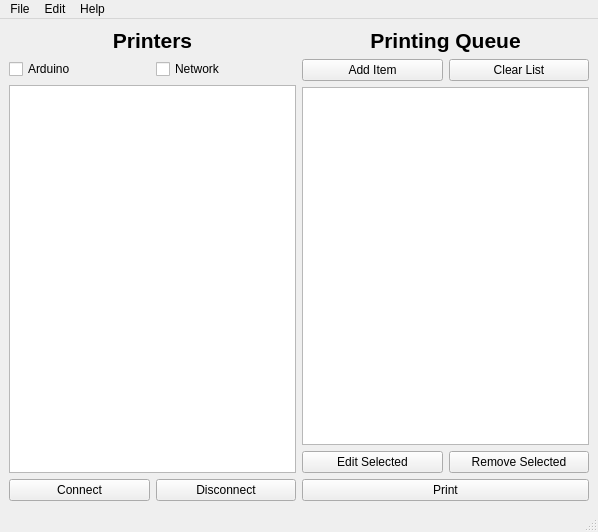
First picture: the form in UIFiles/PrintProgramUI.ui, repository sciencefreak500/3DPrinterSoftware, before the edit.
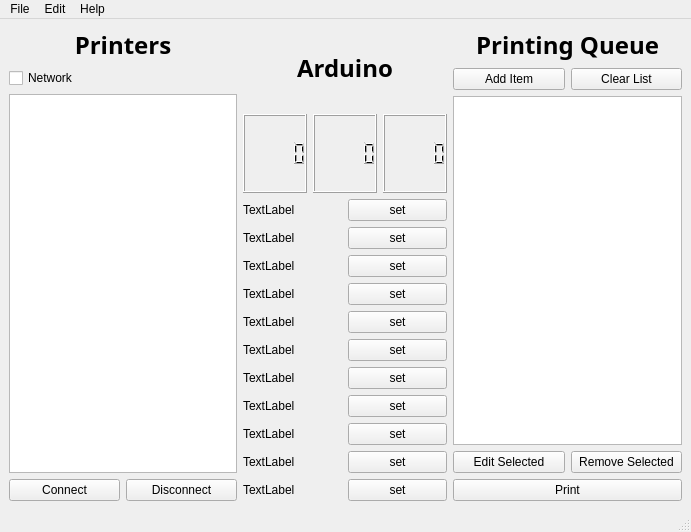
Second picture: the form after the edit.

Diff of the .ui file:
```diff
--- a/UIFiles/PrintProgramUI.ui
+++ b/UIFiles/PrintProgramUI.ui
@@ -6,7 +6,7 @@
    <rect>
     <x>0</x>
     <y>0</y>
-    <width>598</width>
+    <width>691</width>
     <height>532</height>
    </rect>
   </property>
@@ -23,8 +23,8 @@
          <widget class="QLabel" name="lbl_Printers">
           <property name="font">
            <font>
-            <family>Tahoma</family>
-            <pointsize>16</pointsize>
+            <family>Laksaman</family>
+            <pointsize>18</pointsize>
             <weight>75</weight>
             <italic>false</italic>
             <bold>true</bold>
@@ -40,16 +40,6 @@
         </item>
         <item>
          <layout class="QHBoxLayout" name="horizontalLayout_6">
-          <item>
-           <widget class="QCheckBox" name="checkArduino">
-            <property name="text">
-             <string>Arduino</string>
-            </property>
-            <property name="checkable">
-             <bool>true</bool>
-            </property>
-           </widget>
-          </item>
           <item>
            <widget class="QCheckBox" name="checkNetwork">
             <property name="text">
@@ -106,14 +96,257 @@
         </item>
        </layout>
       </item>
+      <item>
+       <layout class="QVBoxLayout" name="verticalLayout_2">
+        <item>
+         <widget class="QLabel" name="lbl_Arduino">
+          <property name="font">
+           <font>
+            <family>Laksaman</family>
+            <pointsize>18</pointsize>
+            <weight>75</weight>
+            <bold>true</bold>
+           </font>
+          </property>
+          <property name="text">
+           <string>Arduino</string>
+          </property>
+          <property name="alignment">
+           <set>Qt::AlignCenter</set>
+          </property>
+         </widget>
+        </item>
+        <item>
+         <layout class="QHBoxLayout" name="horizontalLayout_16">
+          <item>
+           <widget class="QLCDNumber" name="lcd_Printers"/>
+          </item>
+          <item>
+           <widget class="QLCDNumber" name="lcd_Arduinos"/>
+          </item>
+          <item>
+           <widget class="QLCDNumber" name="lcd_Files">
+            <property name="enabled">
+             <bool>true</bool>
+            </property>
+            <property name="font">
+             <font>
+              <weight>50</weight>
+              <bold>false</bold>
+             </font>
+            </property>
+           </widget>
+          </item>
+         </layout>
+        </item>
+        <item>
+         <layout class="QHBoxLayout" name="horizontalLayout_10">
+          <item>
+           <widget class="QLabel" name="label_1">
+            <property name="text">
+             <string>TextLabel</string>
+            </property>
+           </widget>
+          </item>
+          <item>
+           <widget class="QPushButton" name="pushButton_1">
+            <property name="text">
+             <string>set</string>
+            </property>
+           </widget>
+          </item>
+         </layout>
+        </item>
+        <item>
+         <layout class="QHBoxLayout" name="horizontalLayout_9">
+          <item>
+           <widget class="QLabel" name="label_2">
+            <property name="text">
+             <string>TextLabel</string>
+            </property>
+           </widget>
+          </item>
+          <item>
+           <widget class="QPushButton" name="pushButton_2">
+            <property name="text">
+             <string>set</string>
+            </property>
+           </widget>
+          </item>
+         </layout>
+        </item>
+        <item>
+         <layout class="QHBoxLayout" name="horizontalLayout_8">
+          <item>
+           <widget class="QLabel" name="label_3">
+            <property name="text">
+             <string>TextLabel</string>
+            </property>
+           </widget>
+          </item>
+          <item>
+           <widget class="QPushButton" name="pushButton_3">
+            <property name="text">
+             <string>set</string>
+            </property>
+           </widget>
+          </item>
+         </layout>
+        </item>
+        <item>
+         <layout class="QHBoxLayout" name="horizontalLayout_3">
+          <item>
+           <widget class="QLabel" name="label_4">
+            <property name="text">
+             <string>TextLabel</string>
+            </property>
+           </widget>
+          </item>
+          <item>
+           <widget class="QPushButton" name="pushButton_4">
+            <property name="text">
+             <string>set</string>
+            </property>
+           </widget>
+          </item>
+         </layout>
+        </item>
+        <item>
+         <layout class="QHBoxLayout" name="horizontalLayout_5">
+          <item>
+           <widget class="QLabel" name="label_5">
+            <property name="text">
+             <string>TextLabel</string>
+            </property>
+           </widget>
+          </item>
+          <item>
+           <widget class="QPushButton" name="pushButton_5">
+            <property name="text">
+             <string>set</string>
+            </property>
+           </widget>
+          </item>
+         </layout>
+        </item>
+        <item>
+         <layout class="QHBoxLayout" name="horizontalLayout">
+          <item>
+           <widget class="QLabel" name="label_6">
+            <property name="text">
+             <string>TextLabel</string>
+            </property>
+           </widget>
+          </item>
+          <item>
+           <widget class="QPushButton" name="pushButton_6">
+            <property name="text">
+             <string>set</string>
+            </property>
+           </widget>
+          </item>
+         </layout>
+        </item>
+        <item>
+         <layout class="QHBoxLayout" name="horizontalLayout_11">
+          <item>
+           <widget class="QLabel" name="label_7">
+            <property name="text">
+             <string>TextLabel</string>
+            </property>
+           </widget>
+          </item>
+          <item>
+           <widget class="QPushButton" name="pushButton_7">
+            <property name="text">
+             <string>set</string>
+            </property>
+           </widget>
+          </item>
+         </layout>
+        </item>
+        <item>
+         <layout class="QHBoxLayout" name="horizontalLayout_12">
+          <item>
+           <widget class="QLabel" name="label_8">
+            <property name="text">
+             <string>TextLabel</string>
+            </property>
+           </widget>
+          </item>
+          <item>
+           <widget class="QPushButton" name="pushButton_8">
+            <property name="text">
+             <string>set</string>
+            </property>
+           </widget>
+          </item>
+         </layout>
+        </item>
+        <item>
+         <layout class="QHBoxLayout" name="horizontalLayout_14">
+          <item>
+           <widget class="QLabel" name="label_9">
+            <property name="text">
+             <string>TextLabel</string>
+            </property>
+           </widget>
+          </item>
+          <item>
+           <widget class="QPushButton" name="pushButton_9">
+            <property name="text">
+             <string>set</string>
+            </property>
+           </widget>
+          </item>
+         </layout>
+        </item>
+        <item>
+         <layout class="QHBoxLayout" name="horizontalLayout_15">
+          <item>
+           <widget class="QLabel" name="label_10">
+            <property name="text">
+             <string>TextLabel</string>
+            </property>
+           </widget>
+          </item>
+          <item>
+           <widget class="QPushButton" name="pushButton_10">
+            <property name="text">
+             <string>set</string>
+            </property>
+           </widget>
+          </item>
+         </layout>
+        </item>
+        <item>
+         <layout class="QHBoxLayout" name="horizontalLayout_17">
+          <item>
+           <widget class="QLabel" name="label_11">
+            <property name="text">
+             <string>TextLabel</string>
+            </property>
+           </widget>
+          </item>
+          <item>
+           <widget class="QPushButton" name="pushButton_11">
+            <property name="text">
+             <string>set</string>
+            </property>
+           </widget>
+          </item>
+         </layout>
+        </item>
+       </layout>
+      </item>
       <item>
        <layout class="QVBoxLayout" name="vertQueueLayout">
         <item>
          <widget class="QLabel" name="lbl_PrintingQueue">
           <property name="font">
            <font>
-            <family>Tahoma</family>
-            <pointsize>16</pointsize>
+            <family>Laksaman</family>
+            <pointsize>18</pointsize>
             <weight>75</weight>
             <bold>true</bold>
            </font>
@@ -136,6 +369,18 @@
             <property name="text">
              <string>Add Item</string>
             </property>
+            <property name="checkable">
+             <bool>false</bool>
+            </property>
+            <property name="autoDefault">
+             <bool>false</bool>
+            </property>
+            <property name="default">
+             <bool>false</bool>
+            </property>
+            <property name="flat">
+             <bool>false</bool>
+            </property>
            </widget>
           </item>
           <item>
@@ -143,6 +388,12 @@
             <property name="text">
              <string>Clear List</string>
             </property>
+            <property name="default">
+             <bool>false</bool>
+            </property>
+            <property name="flat">
+             <bool>false</bool>
+            </property>
            </widget>
           </item>
          </layout>
@@ -213,7 +464,7 @@
     <rect>
      <x>0</x>
      <y>0</y>
-     <width>598</width>
+     <width>691</width>
      <height>25</height>
     </rect>
    </property>
```
